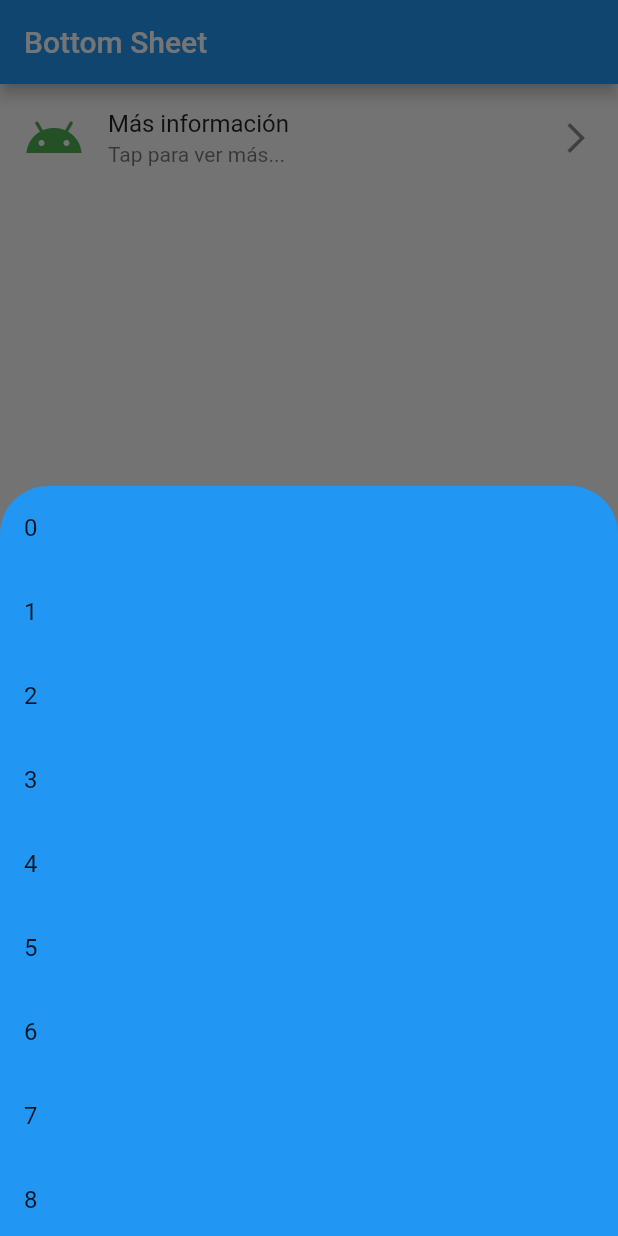
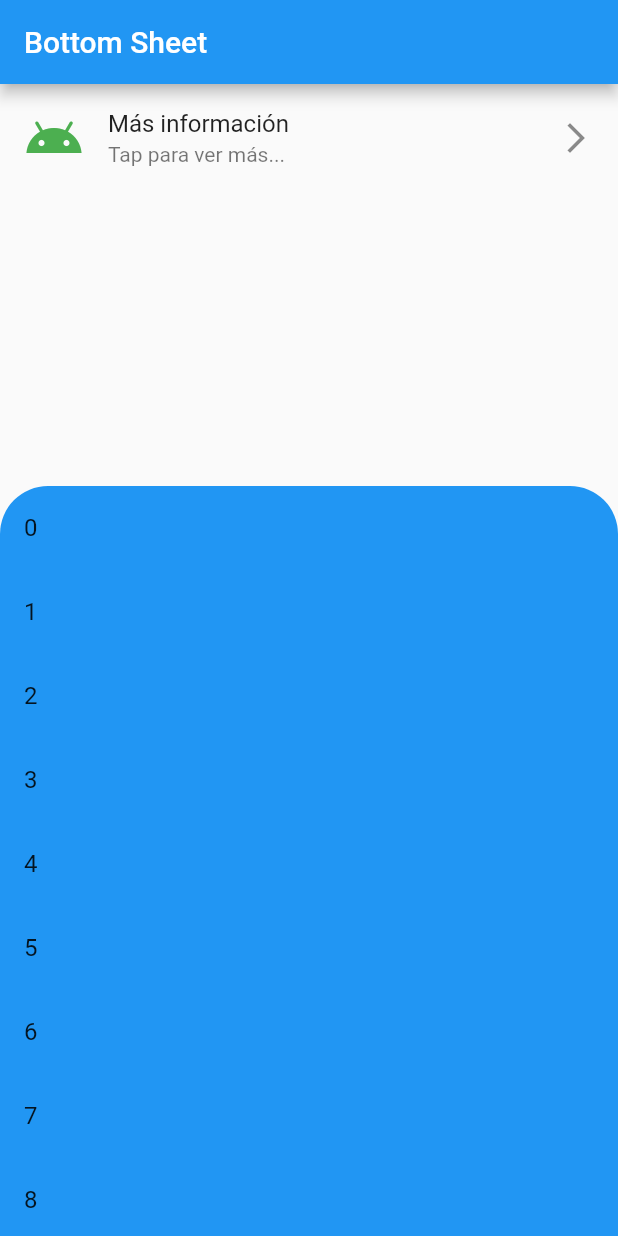
Before and after one commit to miguelherrerad/flutter_showmodal_bottomsheet, a Flutter app: the screen it shows after launch, after a tap on "Más información", on a phone screen of 412 x 824 dp. Run offline on Flutter 3.47's test engine with Material 2 defaults, Android fonts, the phone set to English and light mode, and no system bars.

Commit message:
showModalBottomSheet - finish

```diff
--- a/lib/main.dart
+++ b/lib/main.dart
@@ -49,8 +49,8 @@ class ShowSheet extends StatelessWidget {
     List myList = List.generate(50, (i) => i);
 
     showModalBottomSheet(
-        barrierColor: Colors.black54,
-        backgroundColor: Colors.blue,
+        barrierColor: Colors.transparent, // Color fondo externo
+        backgroundColor: Colors.blue, // Fondo Sheet
         isDismissible: false, // Para bloquear el tap fuera
         isScrollControlled: true, // Colocar el tamaño
         shape: const RoundedRectangleBorder(
```
